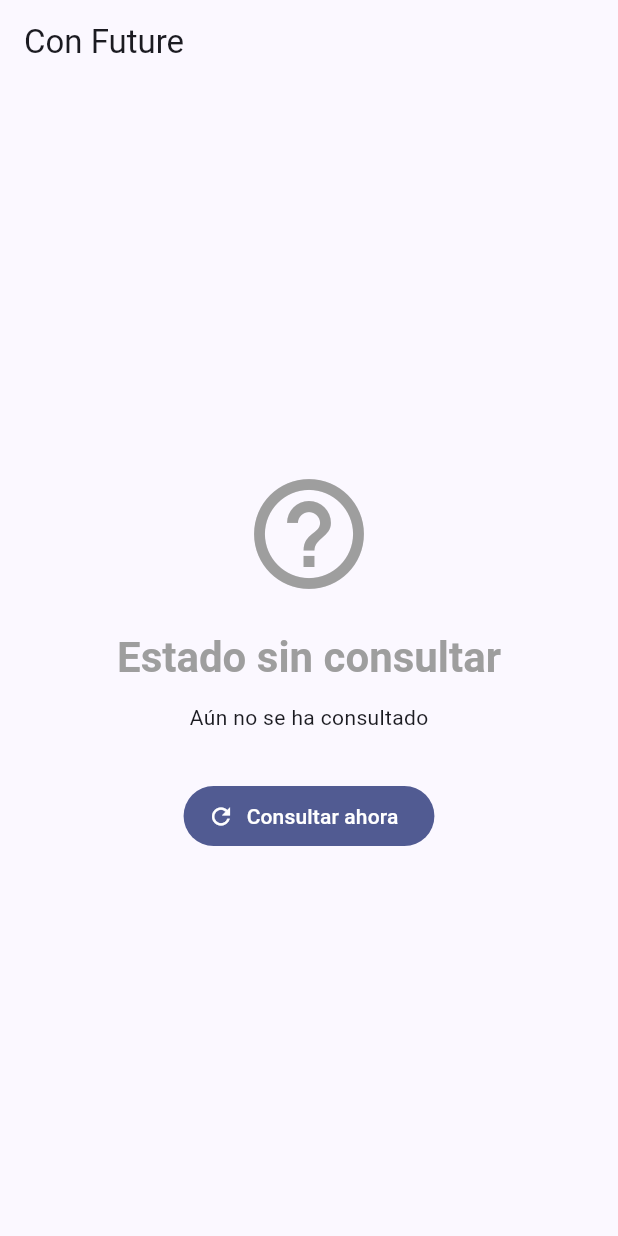
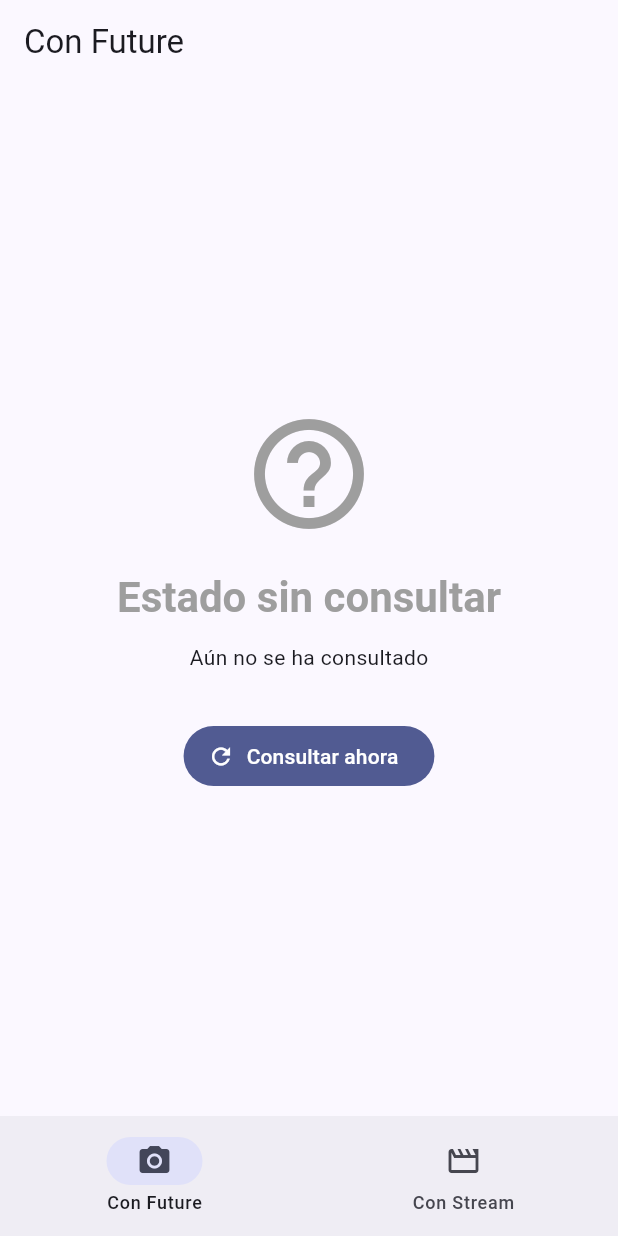
Before and after one commit to CesarMartinezNrv/Programacion-Asistida-de-Apps, a Flutter app: the screen it shows after launch, on a phone screen of 412 x 824 dp. Run offline on Flutter 3.47's test engine with Material 3 defaults, Android fonts, the phone set to English and light mode, and no system bars; our stand-ins replace connectivity_plus, flutter_bloc, flutter_dotenv, shared_preferences, supabase_flutter; accounts and stored records are empty.

Commit message:
Conexion con Stream y Cubit

```diff
--- a/Deberes/Deber 1/parte_b_conexion/lib/main.dart
+++ b/Deberes/Deber 1/parte_b_conexion/lib/main.dart
@@ -2,28 +2,89 @@ import 'package:flutter/material.dart';
 
 import 'data/repositories/conexion_plus_repository.dart';
 import 'domain/usecases/consultar_conexion.dart';
+import 'domain/usecases/observar_conexion.dart';
 import 'presentation/pantallas/pantalla_foto.dart';
+import 'presentation/pantallas/pantalla_stream.dart';
 
 void main() {
   final repository = ConexionPlusRepository();
-  runApp(ConexionApp(consultarConexion: ConsultarConexion(repository)));
+  runApp(
+    ConexionApp(
+      consultarConexion: ConsultarConexion(repository),
+      observarConexion: ObservarConexion(repository),
+    ),
+  );
 }
 
 class ConexionApp extends StatelessWidget {
-  const ConexionApp({required this.consultarConexion, super.key});
+  const ConexionApp({
+    required this.consultarConexion,
+    required this.observarConexion,
+    super.key,
+  });
 
   final ConsultarConexion consultarConexion;
+  final ObservarConexion observarConexion;
 
   @override
   Widget build(BuildContext context) {
     return MaterialApp(
       debugShowCheckedModeBanner: false,
-      title: 'Conexión con Future',
+      title: 'Future vs Stream',
       theme: ThemeData(
         colorScheme: ColorScheme.fromSeed(seedColor: Colors.indigo),
         splashFactory: InkRipple.splashFactory,
       ),
-      home: PantallaFoto(consultarConexion: consultarConexion),
+      home: InicioConexion(
+        consultarConexion: consultarConexion,
+        observarConexion: observarConexion,
+      ),
     );
   }
 }
+
+class InicioConexion extends StatefulWidget {
+  const InicioConexion({
+    required this.consultarConexion,
+    required this.observarConexion,
+    super.key,
+  });
+
+  final ConsultarConexion consultarConexion;
+  final ObservarConexion observarConexion;
+
+  @override
+  State<InicioConexion> createState() => _InicioConexionState();
+}
+
+class _InicioConexionState extends State<InicioConexion> {
+  int _indice = 0;
+
+  @override
+  Widget build(BuildContext context) {
+    return Scaffold(
+      body: _indice == 0
+          ? PantallaFoto(consultarConexion: widget.consultarConexion)
+          : PantallaStream(
+              consultarConexion: widget.consultarConexion,
+              observarConexion: widget.observarConexion,
+            ),
+      bottomNavigationBar: NavigationBar(
+        selectedIndex: _indice,
+        onDestinationSelected: (indice) => setState(() => _indice = indice),
+        destinations: const [
+          NavigationDestination(
+            icon: Icon(Icons.camera_alt_outlined),
+            selectedIcon: Icon(Icons.camera_alt),
+            label: 'Con Future',
+          ),
+          NavigationDestination(
+            icon: Icon(Icons.movie_outlined),
+            selectedIcon: Icon(Icons.movie),
+            label: 'Con Stream',
+          ),
+        ],
+      ),
+    );
+  }
+}
```
Also changed, not shown: Deberes/Deber 1/parte_b_conexion/lib/presentation/estado/conexion_cubit.dart (added, +36 -0 lines), Deberes/Deber 1/parte_b_conexion/lib/presentation/pantallas/pantalla_stream.dart (added, +88 -0 lines), 1 other file.
